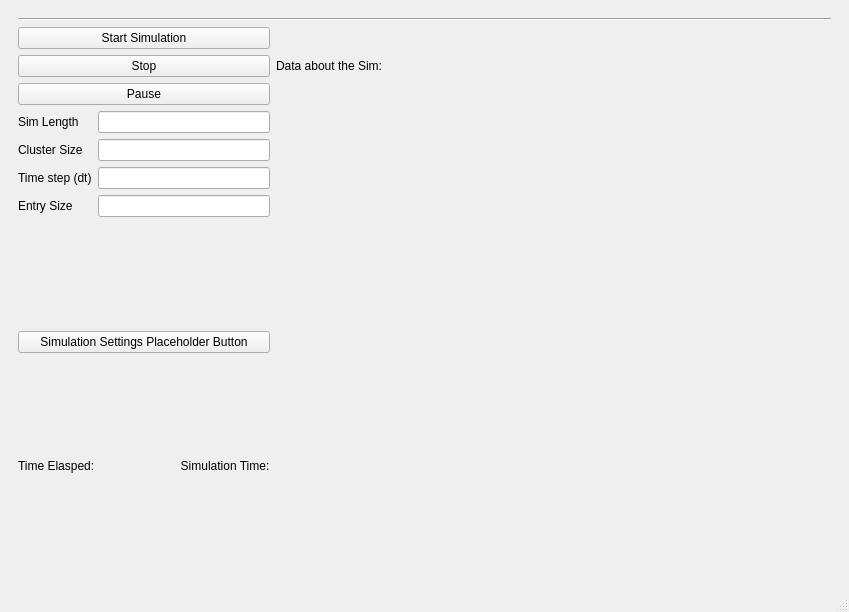
G-PIES/G-PIES, file src/ui/gui/mainwindow.ui: the form before one commit.
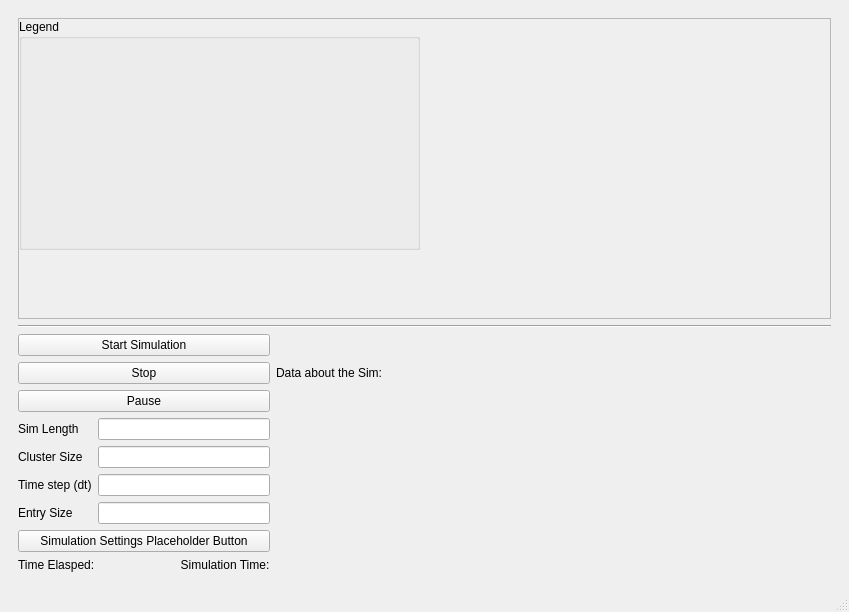
The form after the commit.

```diff
--- a/src/ui/gui/mainwindow.ui
+++ b/src/ui/gui/mainwindow.ui
@@ -30,55 +30,7 @@
     <item>
      <widget class="QWidget" name="widget" native="true">
       <layout class="QGridLayout" name="gridLayout">
-       <item row="2" column="1">
-        <widget class="QLabel" name="label_2">
-         <property name="sizePolicy">
-          <sizepolicy hsizetype="Preferred" vsizetype="Preferred">
-           <horstretch>1</horstretch>
-           <verstretch>0</verstretch>
-          </sizepolicy>
-         </property>
-         <property name="text">
-          <string>Data about the Sim: </string>
-         </property>
-        </widget>
-       </item>
-       <item row="0" column="0" colspan="2">
-        <layout class="QVBoxLayout" name="verticalLayout_2"/>
-       </item>
        <item row="5" column="0">
-        <widget class="QLabel" name="label">
-         <property name="text">
-          <string>Time Elasped:                          Simulation Time:</string>
-         </property>
-        </widget>
-       </item>
-       <item row="2" column="0">
-        <layout class="QVBoxLayout" name="verticalLayout" stretch="0,0,0">
-         <item>
-          <widget class="QPushButton" name="pushButton_2">
-           <property name="text">
-            <string>Start Simulation</string>
-           </property>
-          </widget>
-         </item>
-         <item>
-          <widget class="QPushButton" name="pushButton_3">
-           <property name="text">
-            <string>Stop</string>
-           </property>
-          </widget>
-         </item>
-         <item>
-          <widget class="QPushButton" name="pushButton">
-           <property name="text">
-            <string>Pause</string>
-           </property>
-          </widget>
-         </item>
-        </layout>
-       </item>
-       <item row="3" column="0">
         <layout class="QFormLayout" name="formLayout">
          <item row="0" column="1">
           <widget class="QLineEdit" name="lineEdit"/>
@@ -122,20 +74,114 @@
          </item>
         </layout>
        </item>
-       <item row="1" column="0" colspan="2">
+       <item row="2" column="0" colspan="2">
         <widget class="Line" name="line">
          <property name="orientation">
           <enum>Qt::Horizontal</enum>
          </property>
         </widget>
        </item>
-       <item row="4" column="0">
+       <item row="6" column="0">
         <widget class="QPushButton" name="pushButton_4">
          <property name="text">
           <string>Simulation Settings Placeholder Button</string>
          </property>
         </widget>
        </item>
+       <item row="4" column="0">
+        <layout class="QVBoxLayout" name="verticalLayout" stretch="0,0,0">
+         <item>
+          <widget class="QPushButton" name="pushButton_2">
+           <property name="text">
+            <string>Start Simulation</string>
+           </property>
+          </widget>
+         </item>
+         <item>
+          <widget class="QPushButton" name="pushButton_3">
+           <property name="text">
+            <string>Stop</string>
+           </property>
+          </widget>
+         </item>
+         <item>
+          <widget class="QPushButton" name="pushButton">
+           <property name="text">
+            <string>Pause</string>
+           </property>
+          </widget>
+         </item>
+        </layout>
+       </item>
+       <item row="4" column="1">
+        <widget class="QLabel" name="label_2">
+         <property name="sizePolicy">
+          <sizepolicy hsizetype="Preferred" vsizetype="Preferred">
+           <horstretch>1</horstretch>
+           <verstretch>0</verstretch>
+          </sizepolicy>
+         </property>
+         <property name="text">
+          <string>Data about the Sim: </string>
+         </property>
+        </widget>
+       </item>
+       <item row="7" column="0">
+        <widget class="QLabel" name="label">
+         <property name="text">
+          <string>Time Elasped:                          Simulation Time:</string>
+         </property>
+        </widget>
+       </item>
+       <item row="1" column="0" colspan="2">
+        <layout class="QHBoxLayout" name="horizontalLayout_2">
+         <item>
+          <widget class="QScrollArea" name="scrollArea">
+           <property name="sizePolicy">
+            <sizepolicy hsizetype="Minimum" vsizetype="Expanding">
+             <horstretch>0</horstretch>
+             <verstretch>0</verstretch>
+            </sizepolicy>
+           </property>
+           <property name="widgetResizable">
+            <bool>true</bool>
+           </property>
+           <widget class="QWidget" name="scrollAreaWidgetContents">
+            <property name="geometry">
+             <rect>
+              <x>0</x>
+              <y>0</y>
+              <width>401</width>
+              <height>233</height>
+             </rect>
+            </property>
+            <widget class="QGroupBox" name="groupBox">
+             <property name="geometry">
+              <rect>
+               <x>0</x>
+               <y>0</y>
+               <width>401</width>
+               <height>231</height>
+              </rect>
+             </property>
+             <property name="sizePolicy">
+              <sizepolicy hsizetype="Expanding" vsizetype="Preferred">
+               <horstretch>0</horstretch>
+               <verstretch>0</verstretch>
+              </sizepolicy>
+             </property>
+             <property name="title">
+              <string>Legend</string>
+             </property>
+            </widget>
+           </widget>
+          </widget>
+         </item>
+         <item>
+          <layout class="QVBoxLayout" name="verticalLayout_2"/>
+         </item>
+        </layout>
+       </item>
       </layout>
      </widget>
     </item>
```
Left out of the diff: 2 changed lines with no effect on the pictures.
